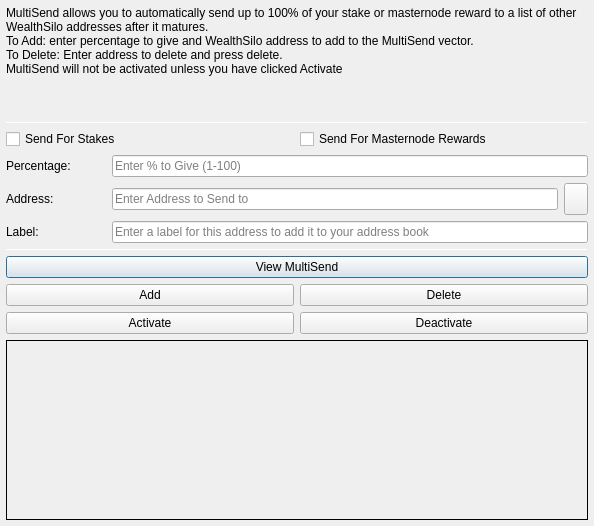
Old version of the form src/qt/forms/multisenddialog.ui in the repository hashplatform/WealthSilo.
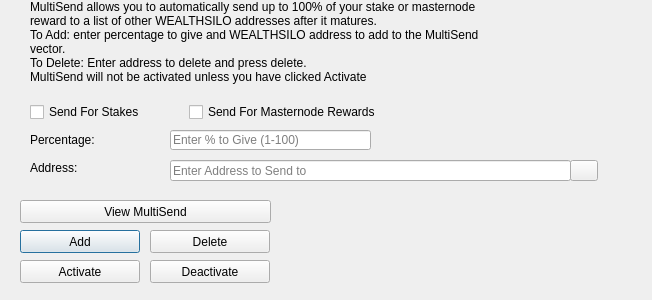
New version of the form. Icons and pictures are not drawn.

The edit to the form file:
```diff
--- a/src/qt/forms/multisenddialog.ui
+++ b/src/qt/forms/multisenddialog.ui
@@ -9,106 +9,22 @@
    <rect>
     <x>0</x>
     <y>0</y>
-    <width>594</width>
-    <height>526</height>
+    <width>652</width>
+    <height>300</height>
    </rect>
   </property>
   <property name="windowTitle">
    <string>MultiSend</string>
   </property>
-  <layout class="QVBoxLayout" name="verticalLayout" stretch="0">
-   <property name="leftMargin">
-    <number>6</number>
-   </property>
-   <property name="topMargin">
-    <number>6</number>
-   </property>
-   <property name="rightMargin">
-    <number>6</number>
-   </property>
-   <property name="bottomMargin">
-    <number>6</number>
-   </property>
-   <item>
-    <layout class="QVBoxLayout" name="verticalLayout_Main" stretch="1,1,1,0,1,1,1">
-     <item>
-      <widget class="QLabel" name="label_2">
-       <property name="lineWidth">
-        <number>1</number>
-       </property>
-       <property name="text">
-        <string>MultiSend allows you to automatically send up to 100% of your stake or masternode reward to a list of other WealthSilo addresses after it matures.
-To Add: enter percentage to give and WealthSilo address to add to the MultiSend vector.
-To Delete: Enter address to delete and press delete.
-MultiSend will not be activated unless you have clicked Activate</string>
-       </property>
-       <property name="alignment">
-        <set>Qt::AlignLeading|Qt::AlignLeft|Qt::AlignTop</set>
-       </property>
-       <property name="wordWrap">
-        <bool>true</bool>
-       </property>
-      </widget>
-     </item>
-     <item>
-      <widget class="Line" name="line">
-       <property name="minimumSize">
-        <size>
-         <width>0</width>
-         <height>1</height>
-        </size>
-       </property>
-       <property name="maximumSize">
-        <size>
-         <width>16777215</width>
-         <height>1</height>
-        </size>
-       </property>
-       <property name="orientation">
-        <enum>Qt::Horizontal</enum>
-       </property>
-      </widget>
-     </item>
-     <item>
-      <layout class="QVBoxLayout" name="verticalLayout_Settings">
-       <item>
-        <layout class="QHBoxLayout" name="horizontalLayout">
-         <item>
-          <widget class="QCheckBox" name="multiSendStakeCheckBox">
-           <property name="text">
-            <string>Send For Stakes</string>
-           </property>
-          </widget>
-         </item>
-         <item>
-          <widget class="QCheckBox" name="multiSendMasternodeCheckBox">
-           <property name="text">
-            <string>Send For Masternode Rewards</string>
-           </property>
-          </widget>
-         </item>
-        </layout>
-       </item>
-       <item>
-        <layout class="QHBoxLayout" name="horizontalLayout_6">
-         <item>
-          <widget class="QLabel" name="label">
-           <property name="minimumSize">
-            <size>
-             <width>100</width>
-             <height>0</height>
-            </size>
-           </property>
-           <property name="toolTip">
-            <string>Percentage of stake to send</string>
-           </property>
-           <property name="text">
-            <string>Percentage:</string>
-           </property>
-          </widget>
-         </item>
-         <item>
           <widget class="QLineEdit" name="multiSendPercentEdit">
+   <property name="geometry">
+    <rect>
+     <x>170</x>
+     <y>130</y>
+     <width>201</width>
+     <height>20</height>
+    </rect>
+   </property>
            <property name="toolTip">
             <string>Enter whole numbers 1 - 100</string>
            </property>
@@ -116,29 +32,15 @@
             <string>Enter % to Give (1-100)</string>
            </property>
           </widget>
-         </item>
-        </layout>
-       </item>
-       <item>
-        <layout class="QHBoxLayout" name="horizontalLayout_7">
-         <item>
-          <widget class="QLabel" name="label_5">
-           <property name="minimumSize">
-            <size>
-             <width>100</width>
-             <height>0</height>
-            </size>
-           </property>
-           <property name="toolTip">
-            <string>Address to send portion of stake to</string>
-           </property>
-           <property name="text">
-            <string>Address:</string>
-           </property>
-          </widget>
-         </item>
-         <item>
           <widget class="QLineEdit" name="multiSendAddressEdit">
+   <property name="geometry">
+    <rect>
+     <x>170</x>
+     <y>160</y>
+     <width>401</width>
+     <height>21</height>
+    </rect>
+   </property>
            <property name="toolTip">
             <string/>
            </property>
@@ -146,14 +48,87 @@
             <string>Enter Address to Send to</string>
            </property>
           </widget>
-         </item>
-         <item>
-          <widget class="QToolButton" name="addressBookButton">
-           <property name="maximumSize">
-            <size>
-             <width>16777215</width>
-             <height>32</height>
-            </size>
+  <widget class="QLabel" name="label_2">
+   <property name="geometry">
+    <rect>
+     <x>30</x>
+     <y>0</y>
+     <width>451</width>
+     <height>121</height>
+    </rect>
+   </property>
+   <property name="lineWidth">
+    <number>1</number>
+   </property>
+   <property name="text">
+    <string>MultiSend allows you to automatically send up to 100% of your stake or masternode reward to a list of other WEALTHSILO addresses after it matures.
+To Add: enter percentage to give and WEALTHSILO address to add to the MultiSend vector.
+To Delete: Enter address to delete and press delete.
+MultiSend will not be activated unless you have clicked Activate</string>
+   </property>
+   <property name="alignment">
+    <set>Qt::AlignLeading|Qt::AlignLeft|Qt::AlignTop</set>
+   </property>
+   <property name="wordWrap">
+    <bool>true</bool>
+   </property>
+  </widget>
+  <widget class="QLabel" name="message">
+   <property name="geometry">
+    <rect>
+     <x>290</x>
+     <y>200</y>
+     <width>351</width>
+     <height>91</height>
+    </rect>
+   </property>
+   <property name="text">
+    <string/>
+   </property>
+  </widget>
+  <widget class="QPushButton" name="addButton">
+   <property name="geometry">
+    <rect>
+     <x>20</x>
+     <y>230</y>
+     <width>120</width>
+     <height>23</height>
+    </rect>
+   </property>
+   <property name="toolTip">
+    <string/>
+   </property>
+   <property name="statusTip">
+    <string>Add to MultiSend Vector</string>
+   </property>
+   <property name="text">
+    <string>Add</string>
+   </property>
+  </widget>
+  <widget class="QPushButton" name="disableButton">
+   <property name="geometry">
+    <rect>
+     <x>150</x>
+     <y>260</y>
+     <width>120</width>
+     <height>23</height>
+    </rect>
+   </property>
+   <property name="statusTip">
+    <string>Deactivate MultiSend</string>
+   </property>
+   <property name="text">
+    <string>Deactivate</string>
+   </property>
+  </widget>
+  <widget class="QPushButton" name="addressBookButton">
+   <property name="geometry">
+    <rect>
+     <x>570</x>
+     <y>160</y>
+     <width>28</width>
+     <height>21</height>
+    </rect>
            </property>
            <property name="toolTip">
             <string>Choose an address from the address book</string>
@@ -168,61 +143,19 @@
            <property name="shortcut">
             <string>Alt+A</string>
            </property>
-          </widget>
-         </item>
-        </layout>
-       </item>
-      </layout>
-     </item>
-     <item>
-      <layout class="QHBoxLayout" name="horizontalLayout_3">
-       <item>
-        <widget class="QLabel" name="label_3">
-         <property name="minimumSize">
-          <size>
-           <width>100</width>
-           <height>0</height>
-          </size>
-         </property>
-         <property name="text">
-          <string>Label:</string>
-         </property>
-        </widget>
-       </item>
-       <item>
-        <widget class="QLineEdit" name="labelAddressLabelEdit">
-         <property name="placeholderText">
-          <string>Enter a label for this address to add it to your address book</string>
-         </property>
-        </widget>
-       </item>
-      </layout>
-     </item>
-     <item>
-      <widget class="Line" name="line_2">
-       <property name="minimumSize">
-        <size>
-         <width>0</width>
-         <height>1</height>
-        </size>
-       </property>
-       <property name="maximumSize">
-        <size>
-         <width>16777215</width>
-         <height>1</height>
-        </size>
-       </property>
-       <property name="orientation">
-        <enum>Qt::Horizontal</enum>
-       </property>
-      </widget>
-     </item>
-     <item>
-      <layout class="QVBoxLayout" name="verticalLayout_Buttons">
-       <item>
-        <layout class="QHBoxLayout" name="horizontalLayout_4">
-         <item>
-          <widget class="QPushButton" name="viewButton">
+   <property name="autoDefault">
+    <bool>false</bool>
+   </property>
+  </widget>
+  <widget class="QLabel" name="label">
+   <property name="geometry">
+    <rect>
+     <x>30</x>
+     <y>130</y>
+     <width>121</width>
+     <height>20</height>
+    </rect>
+   </property>
            <property name="toolTip">
             <string/>
            </property>
@@ -230,16 +163,18 @@
             <string>View MultiSend Vector</string>
            </property>
            <property name="text">
-            <string>View MultiSend</string>
-           </property>
-          </widget>
-         </item>
-        </layout>
-       </item>
-       <item>
-        <layout class="QHBoxLayout" name="horizontalLayout_2">
-         <item>
-          <widget class="QPushButton" name="addButton">
+    <string>Percentage:</string>
+   </property>
+  </widget>
+  <widget class="QLabel" name="label_5">
+   <property name="geometry">
+    <rect>
+     <x>30</x>
+     <y>160</y>
+     <width>111</width>
+     <height>16</height>
+    </rect>
+   </property>
            <property name="toolTip">
             <string/>
            </property>
@@ -247,12 +182,18 @@
             <string>Add to MultiSend Vector</string>
            </property>
            <property name="text">
-            <string>Add</string>
-           </property>
-          </widget>
-         </item>
-         <item>
+    <string>Address:</string>
+   </property>
+  </widget>
           <widget class="QPushButton" name="deleteButton">
+   <property name="geometry">
+    <rect>
+     <x>150</x>
+     <y>230</y>
+     <width>120</width>
+     <height>23</height>
+    </rect>
+   </property>
            <property name="toolTip">
             <string/>
            </property>
@@ -263,13 +204,15 @@
             <string>Delete</string>
            </property>
           </widget>
-         </item>
-        </layout>
-       </item>
-       <item>
-        <layout class="QHBoxLayout" name="horizontalLayout_5">
-         <item>
           <widget class="QPushButton" name="activateButton">
+   <property name="geometry">
+    <rect>
+     <x>20</x>
+     <y>260</y>
+     <width>120</width>
+     <height>23</height>
+    </rect>
+   </property>
            <property name="statusTip">
             <string>Activate MultiSend</string>
            </property>
@@ -277,55 +220,51 @@
             <string>Activate</string>
            </property>
           </widget>
-         </item>
-         <item>
-          <widget class="QPushButton" name="disableButton">
-           <property name="statusTip">
-            <string>Deactivate MultiSend</string>
-           </property>
-           <property name="text">
-            <string>Deactivate</string>
-           </property>
-          </widget>
-         </item>
-        </layout>
-       </item>
-      </layout>
-     </item>
-     <item>
-      <widget class="QLabel" name="message">
-       <property name="minimumSize">
-        <size>
-         <width>0</width>
-         <height>180</height>
-        </size>
-       </property>
-       <property name="frameShape">
-        <enum>QFrame::Panel</enum>
-       </property>
-       <property name="frameShadow">
-        <enum>QFrame::Plain</enum>
-       </property>
-       <property name="lineWidth">
-        <number>1</number>
-       </property>
-       <property name="midLineWidth">
-        <number>1</number>
-       </property>
-       <property name="text">
+  <widget class="QPushButton" name="viewButton">
+   <property name="geometry">
+    <rect>
+     <x>20</x>
+     <y>200</y>
+     <width>251</width>
+     <height>23</height>
+    </rect>
+   </property>
+   <property name="toolTip">
         <string/>
        </property>
-       <property name="alignment">
-        <set>Qt::AlignLeading|Qt::AlignLeft|Qt::AlignTop</set>
-       </property>
-       <property name="wordWrap">
-        <bool>true</bool>
-       </property>
-      </widget>
-     </item>
-    </layout>
-   </item>
-  </layout>
+   <property name="statusTip">
+    <string>View MultiSend Vector</string>
+   </property>
+   <property name="text">
+    <string>View MultiSend</string>
+   </property>
+  </widget>
+  <widget class="QWidget" name="horizontalLayoutWidget">
+   <property name="geometry">
+    <rect>
+     <x>30</x>
+     <y>100</y>
+     <width>351</width>
+     <height>24</height>
+    </rect>
+   </property>
+   <layout class="QHBoxLayout" name="horizontalLayout">
+    <item>
+     <widget class="QCheckBox" name="multiSendStakeCheckBox">
+      <property name="text">
+       <string>Send For Stakes</string>
+      </property>
+     </widget>
+    </item>
+    <item>
+     <widget class="QCheckBox" name="multiSendMasternodeCheckBox">
+      <property name="text">
+       <string>Send For Masternode Rewards</string>
+      </property>
+     </widget>
+    </item>
+   </layout>
+  </widget>
  </widget>
  <resources>
   <include location="../wealthsilo.qrc"/>
```
Left out of the diff: 14 changed lines with no effect on the pictures. Lines whose indentation alone changed are shown as unchanged.
